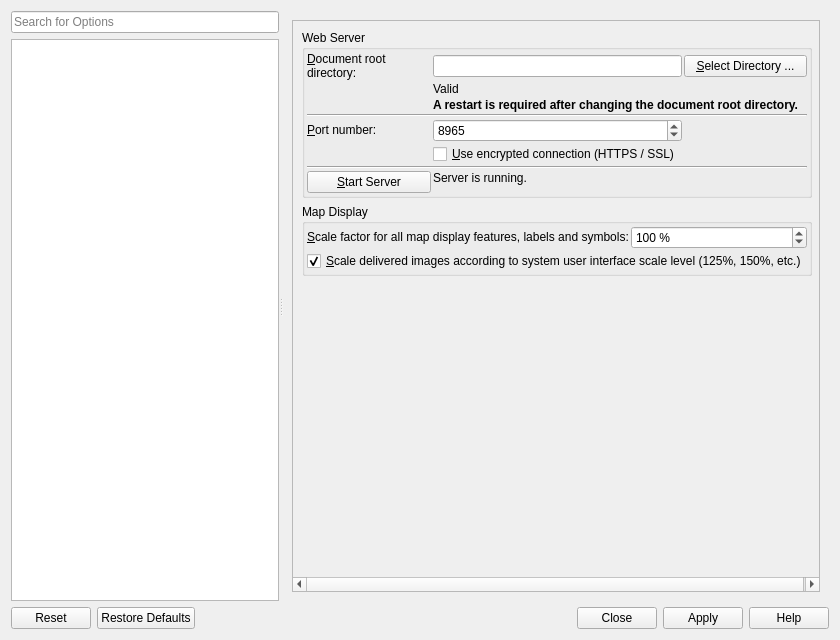
Qt form src/options/optionsdialog.ui (albar965/littlenavmap) before a commit.
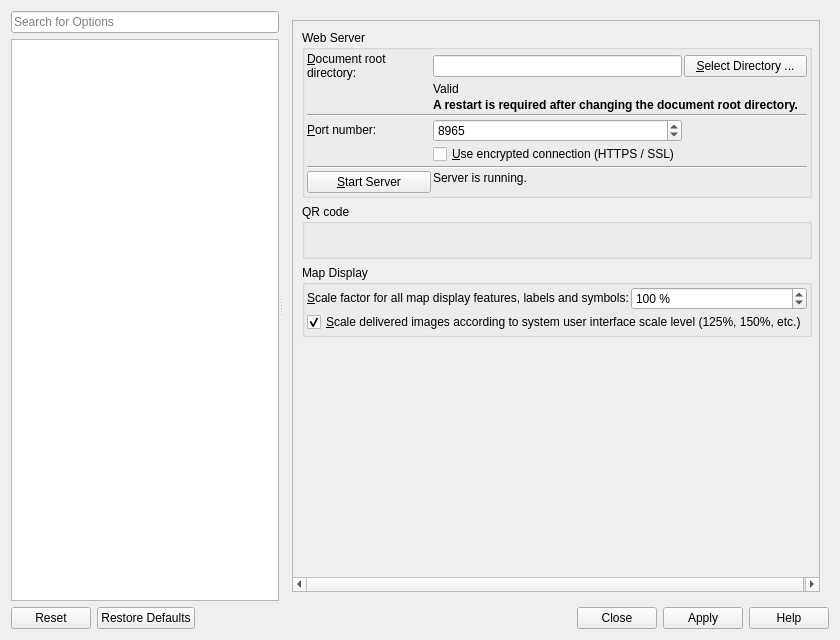
The same form after that commit. The open tabs and pages were chosen to show the change. Icons and pictures are not drawn.

Commit message: Added QR code display for web server address in options and tools menu

Diff of the .ui file:
```diff
--- a/src/options/optionsdialog.ui
+++ b/src/options/optionsdialog.ui
@@ -8420,23 +8420,88 @@
             <rect>
              <x>0</x>
              <y>0</y>
-             <width>543</width>
-             <height>402</height>
+             <width>557</width>
+             <height>571</height>
             </rect>
            </property>
            <layout class="QGridLayout" name="gridLayout_37">
-            <item row="3" column="0">
-             <spacer name="verticalSpacer_15">
-              <property name="orientation">
-               <enum>Qt::Vertical</enum>
+            <item row="4" column="0">
+             <widget class="QGroupBox" name="groupBox_23">
+              <property name="title">
+               <string>Map Display</string>
               </property>
-              <property name="sizeHint" stdset="0">
-               <size>
-                <width>20</width>
-                <height>40</height>
-               </size>
-              </property>
-             </spacer>
+              <layout class="QGridLayout" name="gridLayout_9">
+               <property name="leftMargin">
+                <number>2</number>
+               </property>
+               <property name="topMargin">
+                <number>2</number>
+               </property>
+               <property name="rightMargin">
+                <number>2</number>
+               </property>
+               <property name="bottomMargin">
+                <number>2</number>
+               </property>
+               <property name="spacing">
+                <number>2</number>
+               </property>
+               <item row="1" column="0" colspan="2">
+                <widget class="QCheckBox" name="checkBoxOptionsWebScale">
+                 <property name="toolTip">
+                  <string>This will deliver map images scaled according to your user interface scale level if checked and 
+if you use the web server with high resolution monitors.
+This is the default behavior but can cause issues when using certain web interfaces. 
+Uncheck if you use such an add-on or see issues like a corruped map display.</string>
+                 </property>
+                 <property name="text">
+                  <string>&amp;Scale delivered images according to system user interface scale level (125%, 150%, etc.)</string>
+                 </property>
+                 <property name="checked">
+                  <bool>true</bool>
+                 </property>
+                </widget>
+               </item>
+               <item row="0" column="0" alignment="Qt::AlignVCenter">
+                <widget class="QLabel" name="labelOptionsMapSizeAirport_3">
+                 <property name="text">
+                  <string>&amp;Scale factor for all map display features, labels and symbols:</string>
+                 </property>
+                 <property name="alignment">
+                  <set>Qt::AlignLeading|Qt::AlignLeft|Qt::AlignTop</set>
+                 </property>
+                 <property name="buddy">
+                  <cstring>spinBoxOptionsDisplayScaleAll</cstring>
+                 </property>
+                </widget>
+               </item>
+               <item row="0" column="1">
+                <widget class="QSpinBox" name="spinBoxOptionsDisplayScaleAllWeb">
+                 <property name="toolTip">
+                  <string/>
+                 </property>
+                 <property name="suffix">
+                  <string> %</string>
+                 </property>
+                 <property name="prefix">
+                  <string/>
+                 </property>
+                 <property name="minimum">
+                  <number>50</number>
+                 </property>
+                 <property name="maximum">
+                  <number>200</number>
+                 </property>
+                 <property name="singleStep">
+                  <number>10</number>
+                 </property>
+                 <property name="value">
+                  <number>100</number>
+                 </property>
+                </widget>
+               </item>
+              </layout>
+             </widget>
             </item>
             <item row="0" column="0">
              <widget class="QGroupBox" name="groupBox_22">
@@ -8614,78 +8679,41 @@
               </layout>
              </widget>
             </item>
-            <item row="2" column="0">
-             <widget class="QGroupBox" name="groupBox_23">
+            <item row="5" column="0">
+             <spacer name="verticalSpacer_15">
+              <property name="orientation">
+               <enum>Qt::Vertical</enum>
+              </property>
+              <property name="sizeHint" stdset="0">
+               <size>
+                <width>20</width>
+                <height>40</height>
+               </size>
+              </property>
+             </spacer>
+            </item>
+            <item row="3" column="0">
+             <widget class="QGroupBox" name="groupBox_44">
               <property name="title">
-               <string>Map Display</string>
+               <string>QR code</string>
               </property>
-              <layout class="QGridLayout" name="gridLayout_9">
-               <property name="leftMargin">
-                <number>2</number>
-               </property>
-               <property name="topMargin">
-                <number>2</number>
-               </property>
-               <property name="rightMargin">
-                <number>2</number>
-               </property>
-               <property name="bottomMargin">
-                <number>2</number>
-               </property>
-               <property name="spacing">
-                <number>2</number>
-               </property>
-               <item row="1" column="0" colspan="2">
-                <widget class="QCheckBox" name="checkBoxOptionsWebScale">
-                 <property name="toolTip">
-                  <string>This will deliver map images scaled according to your user interface scale level if checked and 
-if you use the web server with high resolution monitors.
-This is the default behavior but can cause issues when using certain web interfaces. 
-Uncheck if you use such an add-on or see issues like a corruped map display.</string>
+              <layout class="QVBoxLayout" name="verticalLayout_70">
+               <item>
+                <widget class="QLabel" name="labelOptionsWebQrCode">
+                 <property name="autoFillBackground">
+                  <bool>false</bool>
                  </property>
-                 <property name="text">
-                  <string>&amp;Scale delivered images according to system user interface scale level (125%, 150%, etc.)</string>
+                 <property name="frameShape">
+                  <enum>QFrame::NoFrame</enum>
                  </property>
-                 <property name="checked">
-                  <bool>true</bool>
+                 <property name="frameShadow">
+                  <enum>QFrame::Plain</enum>
                  </property>
-                </widget>
-               </item>
-               <item row="0" column="0" alignment="Qt::AlignVCenter">
-                <widget class="QLabel" name="labelOptionsMapSizeAirport_3">
                  <property name="text">
-                  <string>&amp;Scale factor for all map display features, labels and symbols:</string>
+                  <string/>
                  </property>
                  <property name="alignment">
-                  <set>Qt::AlignLeading|Qt::AlignLeft|Qt::AlignTop</set>
-                 </property>
-                 <property name="buddy">
-                  <cstring>spinBoxOptionsDisplayScaleAll</cstring>
-                 </property>
-                </widget>
-               </item>
-               <item row="0" column="1">
-                <widget class="QSpinBox" name="spinBoxOptionsDisplayScaleAllWeb">
-                 <property name="toolTip">
-                  <string/>
-                 </property>
-                 <property name="suffix">
-                  <string> %</string>
-                 </property>
-                 <property name="prefix">
-                  <string/>
-                 </property>
-                 <property name="minimum">
-                  <number>50</number>
-                 </property>
-                 <property name="maximum">
-                  <number>200</number>
-                 </property>
-                 <property name="singleStep">
-                  <number>10</number>
-                 </property>
-                 <property name="value">
-                  <number>100</number>
+                  <set>Qt::AlignCenter</set>
                  </property>
                 </widget>
                </item>
```
Left out of the diff: 176 changed lines with no effect on the pictures. The commit also changes 4 other files.
